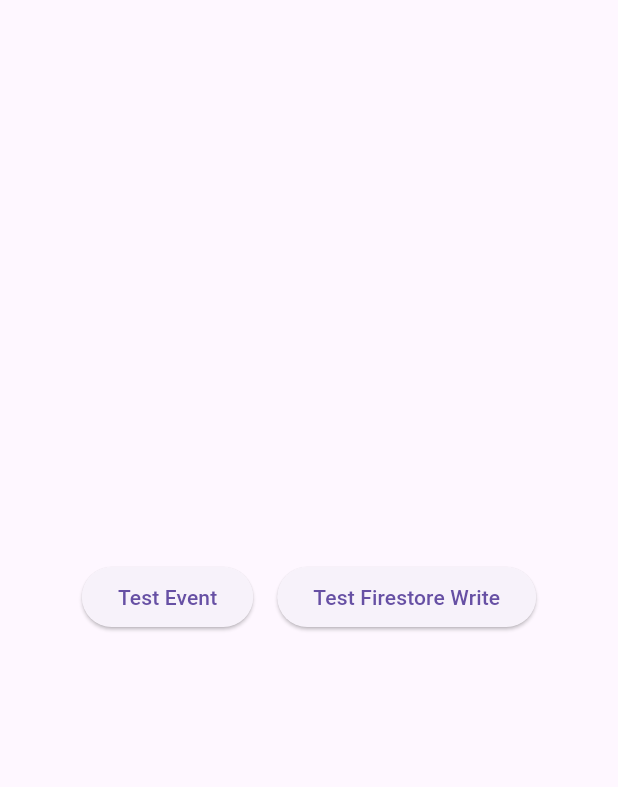
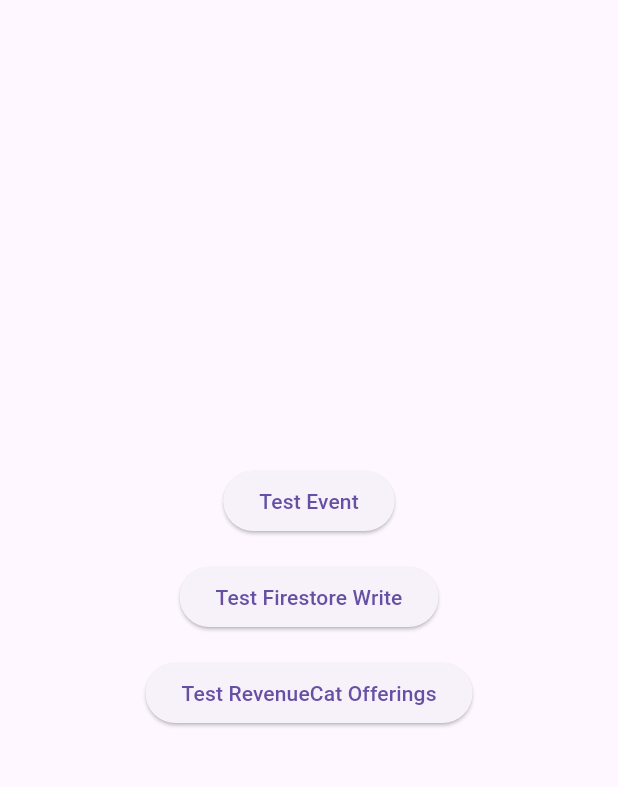
Before and after one commit to jonathan-valdivia/bonkguard-app, a Flutter app: the screen it shows after launch, on a phone screen of 412 x 824 dp, the part 63-850 px from its top. Run offline on Flutter 3.47's test engine with Material 3 defaults, Android fonts, the light colour scheme and no system bars; our stand-ins replace cloud_firestore, firebase_analytics, firebase_core, firebase_crashlytics; missing offline and left inert: purchases_flutter; accounts and stored records are empty.

Commit message:
Add RevenueCat integrations to the project - Added test button to confirm connection

```diff
--- a/lib/main.dart
+++ b/lib/main.dart
@@ -1,12 +1,20 @@
 import 'dart:async';
+import 'dart:io' show Platform;
+
 import 'package:flutter/material.dart';
 import 'package:firebase_core/firebase_core.dart';
 import 'firebase_options.dart';
 import 'package:firebase_crashlytics/firebase_crashlytics.dart';
 import 'package:firebase_analytics/firebase_analytics.dart';
 import 'package:cloud_firestore/cloud_firestore.dart';
+import 'package:purchases_flutter/purchases_flutter.dart';
 
 final FirebaseAnalytics analytics = FirebaseAnalytics.instance;
+
+// RevenueCat TEST STORE API Key
+const String _rcTestApiKey = 'test_rUCSMpxkqldLXjtvRTOkPtnLzEi';
+final configuration = PurchasesConfiguration(_rcTestApiKey);
+
 void main() {
   runZonedGuarded<Future<void>>(
     () async {
@@ -19,6 +27,10 @@
       // Crashlytics setup: log all Flutter errors
       FlutterError.onError =
           FirebaseCrashlytics.instance.recordFlutterFatalError;
+
+      // RevenueCat: configured with Test store
+      final configuration = PurchasesConfiguration(_rcTestApiKey);
+      await Purchases.configure(configuration);
 
       runApp(const BonkGuardApp());
     },
@@ -34,14 +46,13 @@
   @override
   Widget build(BuildContext context) {
     return MaterialApp(
+      title: 'BonkGuard',
       debugShowCheckedModeBanner: false,
-      title: 'BonkGuard',
       home: Scaffold(
         appBar: AppBar(title: const Text('BonkGuard')),
         body: Center(
-          child: Row(
-            mainAxisSize:
-                MainAxisSize.min, // keeps the row tight around the buttons
+          child: Column(
+            mainAxisAlignment: MainAxisAlignment.center,
             children: [
               ElevatedButton(
                 onPressed: () async {
@@ -53,7 +64,7 @@
                 },
                 child: const Text('Test Event'),
               ),
-              const SizedBox(width: 16), // space between buttons
+              const SizedBox(height: 16), // space between buttons
               ElevatedButton(
                 onPressed: () async {
                   try {
@@ -72,6 +83,27 @@
                 },
                 child: const Text('Test Firestore Write'),
               ),
+              const SizedBox(height: 16),
+              ElevatedButton(
+                onPressed: () async {
+                  try {
+                    final offerings = await Purchases.getOfferings();
+                    if (offerings.current != null) {
+                      debugPrint(
+                        'RevenueCat offerings loaded: ${offerings.current!.identifier}',
+                      );
+                    } else {
+                      debugPrint(
+                        'RevenueCat connected, but no current offering is configured yet.',
+                      );
+                    }
+                  } catch (e, st) {
+                    debugPrint('Error fetching offerings: $e');
+                    FirebaseCrashlytics.instance.recordError(e, st);
+                  }
+                },
+                child: const Text('Test RevenueCat Offerings'),
+              ),
             ],
           ),
         ),
```
